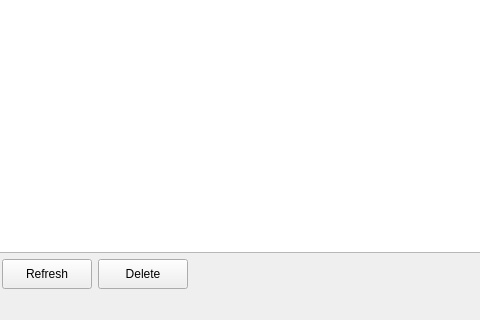
First picture: the form in app/ui/forms/assets_page.ui, repository Apie-dup/MaintenanceSystem, before the edit; both pictures show x 201 to 681 and y 375 to 695 of the 1226 by 695 pixel window.
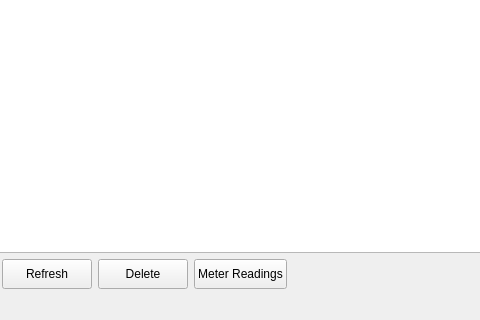
Second picture: the form after the edit.

Commit message: Add asset meter reading management

What changed in the file:
```diff
--- a/app/ui/forms/assets_page.ui
+++ b/app/ui/forms/assets_page.ui
@@ -210,6 +210,19 @@
          </property>
         </widget>
        </item>
+       <item>
+        <widget class="QPushButton" name="btnMeterReadings">
+         <property name="minimumSize">
+          <size>
+           <width>90</width>
+           <height>30</height>
+          </size>
+         </property>
+         <property name="text">
+          <string>Meter Readings</string>
+         </property>
+        </widget>
+       </item>
        <item>
         <spacer name="horizontalSpacer">
          <property name="orientation">
```
The commit also changes 7 other files.
